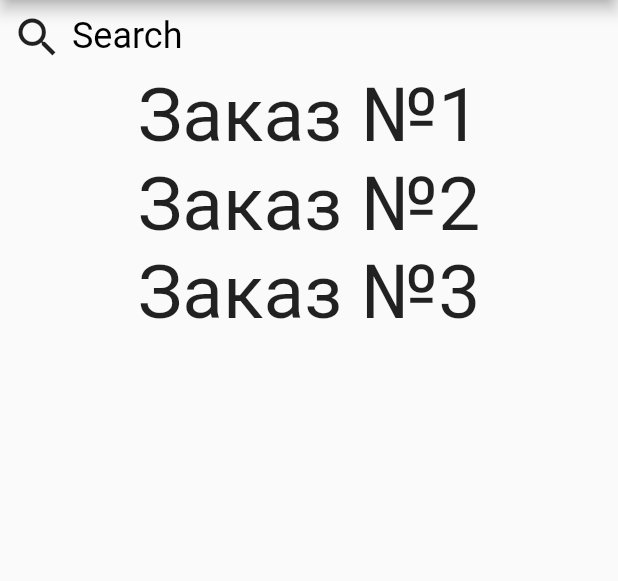
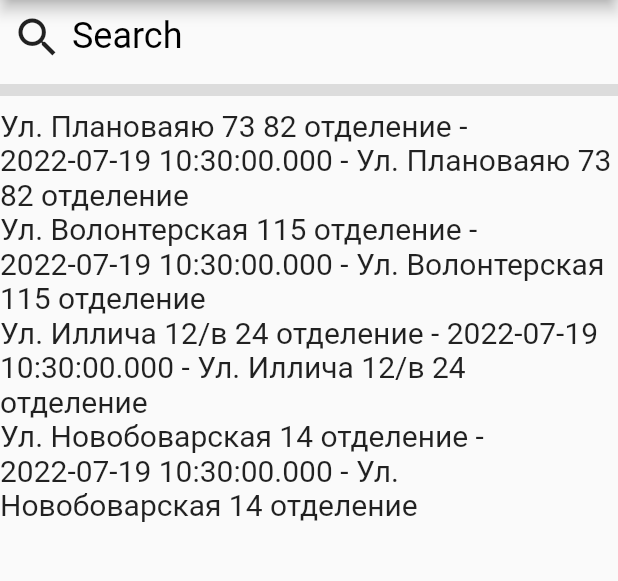
Before and after one commit to k1mka/warm_baby, a Flutter app: the screen it shows after launch, after a tap on the "search" icon, on a phone screen of 412 x 824 dp, the part 84-665 px from its top. Run offline on Flutter 3.47's test engine with Material 2 defaults, Android fonts, the phone set to English and light mode, and no system bars; Roboto replaces fonts that are missing (Montserrat).

Commit message:
display orders list

```diff
--- a/lib/my_orders.dart
+++ b/lib/my_orders.dart
@@ -1,7 +1,14 @@
 import 'package:flutter/material.dart';
 
+import 'order.dart';
+
 class MyOrders extends StatelessWidget {
-  final List<String> orders = ['Заказ №1', 'Заказ №2', 'Заказ №3'];
+  final List<Order> orders = [
+    Order(location: "Ул. Плановаяю 73 82 отделение", data: DateTime.now()),
+    Order(location: "Ул. Волонтерская 115 отделение", data: DateTime.now()),
+    Order(location: "Ул. Иллича 12/в 24 отделение", data: DateTime.now()),
+    Order(location: "Ул. Новобоварская 14 отделение", data: DateTime.now()),
+  ];
 
   MyOrders({Key? key}) : super(key: key);
 
@@ -10,14 +17,20 @@ class MyOrders extends StatelessWidget {
     return Column(
       mainAxisAlignment: MainAxisAlignment.center,
       children: [
-        ...orders.map(
-          (e) => Center(
-            child: Text(
-              e,
-              style: const TextStyle(fontSize: 50),
-            ),
-          ),
-        )
+        const Divider(
+          height: 24,
+          thickness: 8,
+        ),
+        ListView.builder(
+          scrollDirection: Axis.vertical,
+          shrinkWrap: true,
+          itemCount: orders.length,
+          itemBuilder: (__, index) => Center(
+              child: Text(
+            "${orders[index].location} - ${orders[index].data} - ${orders[index].location}",
+            style: const TextStyle(fontSize: 20),
+          )),
+        ),
       ],
     );
   }
--- /dev/null
+++ b/lib/order.dart
@@ -0,0 +1,6 @@
+class Order {
+  String location;
+  DateTime data;
+
+  Order({required this.location, required this.data});
+}
```
